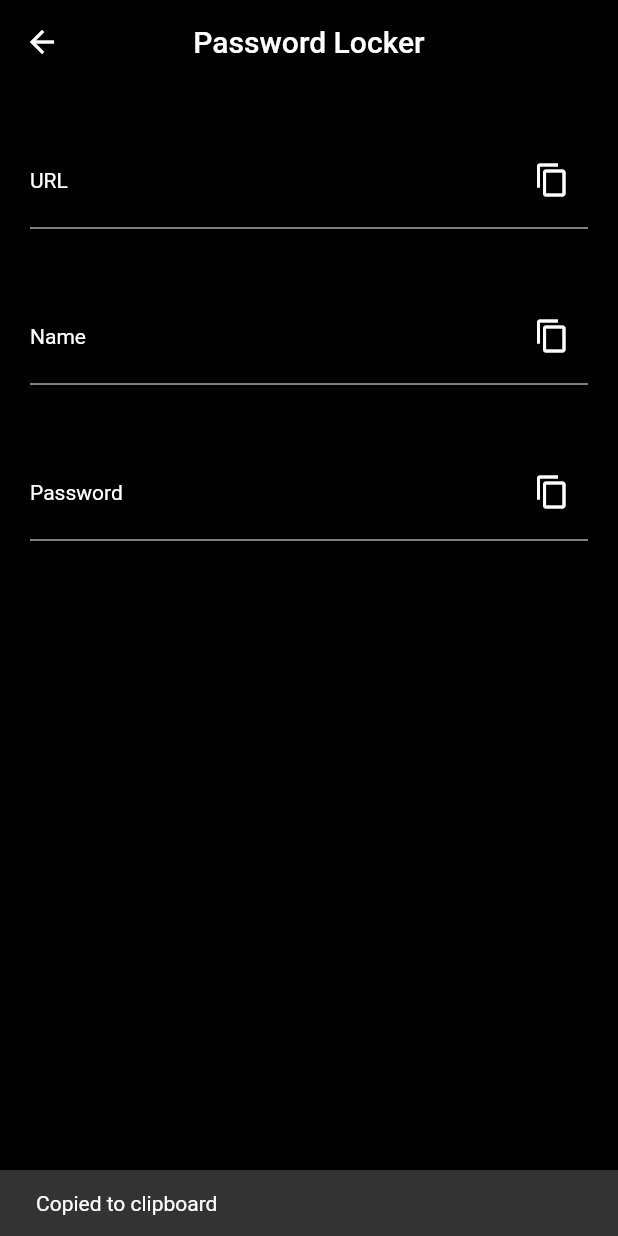
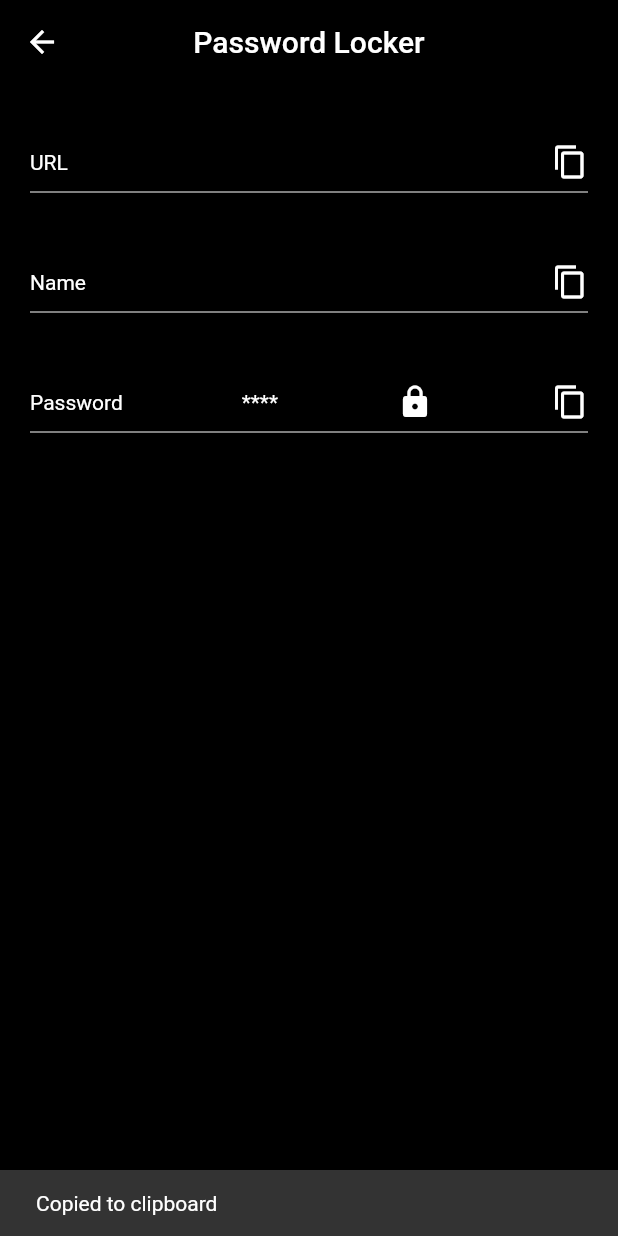
Before and after one commit to O-masny/bindworks_exmpl, a Flutter app: the DetailPage screen opened by its route, after a tap on the "content copy" icon, on a phone screen of 412 x 824 dp. Run offline on Flutter 3.47's test engine with Material 2 defaults, Android fonts, the phone set to English and light mode, and no system bars; our stand-ins replace flutter_secure_storage, hive, hive_flutter; accounts and stored records are empty.

Commit message:
functional changes + dartfix

```diff
--- a/lib/components/add_form.dart
+++ b/lib/components/add_form.dart
@@ -1,7 +1,6 @@
 import 'package:bindworks_exmpl/components/submit_button.dart';
 import 'package:bindworks_exmpl/models/items/items.dart';
 import 'package:flutter/material.dart';
-import 'package:hive_flutter/hive_flutter.dart';
 import 'package:bindworks_exmpl/services/modal_dialog.dart';
 import '../services/storage.dart';
 import 'pages/login/login_field.dart';
@@ -67,7 +66,7 @@ class _AddFormState extends State<AddForm> {
                   child: const Text(
                     'Add new password with URL and NAME',
                     textAlign: TextAlign.center,
-                    style: const TextStyle(color: Colors.white, fontSize: 30),
+                    style: TextStyle(color: Colors.white, fontSize: 30),
                   ),
                 ),
               ),
--- /dev/null
+++ b/lib/components/pages/core_page.dart
@@ -0,0 +1,34 @@
+import 'package:flutter/material.dart';
+
+class CorePage extends StatelessWidget {
+  const CorePage(this.widget,
+      {this.title, this.floatingActionButton, this.leading, Key? key})
+      : super(key: key);
+  final String? title;
+  final Widget? leading;
+  final Widget? floatingActionButton;
+  final Widget widget;
+
+  @override
+  Widget build(BuildContext context) {
+    return Scaffold(
+      backgroundColor: Colors.black,
+      floatingActionButton: floatingActionButton,
+      appBar: AppBar(
+        backgroundColor: Colors.black,
+        centerTitle: true,
+        title: Text(
+          title ?? 'Password Locker',
+          style: const TextStyle(color: Colors.white),
+        ),
+        leading: leading,
+      ),
+      body: Padding(
+        padding: const EdgeInsets.all(20.0),
+        child: SafeArea(
+          child: widget,
+        ),
+      ),
+    );
+  }
+}
--- a/lib/components/pages/detail_page.dart
+++ b/lib/components/pages/detail_page.dart
@@ -1,8 +1,8 @@
-import 'package:bindworks_exmpl/components/pages/home_page.dart';
 import 'package:flutter/material.dart';
 import 'package:flutter/services.dart';
 
 import '../../models/items/items.dart';
+import 'core_page.dart';
 
 class DetailPage extends StatelessWidget {
   const DetailPage({Key? key, this.item}) : super(key: key);
@@ -25,6 +25,7 @@ class DetailPage extends StatelessWidget {
           DetailChip(
             title: 'Password',
             value: args?.password ?? '',
+            isPassword: true,
           )
         ],
       ),
@@ -33,22 +34,34 @@ class DetailPage extends StatelessWidget {
 }
 
 class DetailChip extends StatefulWidget {
-  const DetailChip({Key? key, this.title, this.value}) : super(key: key);
+  const DetailChip({Key? key, this.title, this.value, this.isPassword = false})
+      : super(key: key);
   final String? title;
   final String? value;
+  final bool isPassword;
 
   @override
   State<DetailChip> createState() => _DetailChipState();
 }
 
 class _DetailChipState extends State<DetailChip> {
+  void _toggle() {
+    setState(() {
+      isTapped = !isTapped;
+    });
+  }
+
+  bool isTapped = false;
+
   @override
   Widget build(BuildContext context) {
     Future<void> _copyToClipboard(BuildContext context) async {
       await Clipboard.setData(ClipboardData(text: widget.value));
-      ScaffoldMessenger.of(context).showSnackBar(const SnackBar(
-        content: Text('Copied to clipboard'),
-      ));
+      ScaffoldMessenger.of(context).showSnackBar(
+        const SnackBar(
+          content: Text('Copied to clipboard'),
+        ),
+      );
     }
 
     return Padding(
@@ -63,15 +76,28 @@ class _DetailChipState extends State<DetailChip> {
                 style: const TextStyle(color: Colors.white),
               ),
               Text(
-                widget.value ?? '',
+                widget.isPassword && !isTapped ? '****' : widget.value ?? '',
                 style: const TextStyle(color: Colors.white),
               ),
-              IconButton(
-                  onPressed: () => _copyToClipboard(context),
-                  icon: const Icon(
+              GestureDetector(
+                onTap: () => setState(
+                  () {
+                    widget.isPassword ? _toggle() : _copyToClipboard(context);
+                  },
+                ),
+                child: Icon(
+                  widget.isPassword ? Icons.lock : Icons.copy,
+                  color: Colors.white,
+                ),
+              ),
+              if (widget.isPassword)
+                GestureDetector(
+                  onTap: () => _copyToClipboard(context),
+                  child: const Icon(
                     Icons.copy,
                     color: Colors.white,
-                  ))
+                  ),
+                ),
             ],
           ),
           const Divider(
@@ -80,6 +106,5 @@ class _DetailChipState extends State<DetailChip> {
         ],
       ),
     );
-    ;
   }
 }
--- a/lib/components/pages/home_page.dart
+++ b/lib/components/pages/home_page.dart
@@ -1,7 +1,5 @@
 import 'package:bindworks_exmpl/models/user/user.dart';
-import 'package:flutter/cupertino.dart';
 import 'package:flutter/material.dart';
-import 'package:hive_flutter/adapters.dart';
 
 import '../../models/items/items.dart';
 import '../../services/storage.dart';
@@ -42,18 +40,20 @@ class _HomePageState extends State<HomePage> {
     super.dispose();
   }
 
+  static const TextStyle classic_style =
+  TextStyle(color: Colors.white, fontSize: 16);
+
   @override
   Widget build(BuildContext context) {
-    Widget floationButton = FloatingActionButton(
-      backgroundColor: Colors.white,
-      foregroundColor: Colors.black,
-      onPressed: () {
-        Navigator.pushNamed(context, '/addForm');
-      },
-      child: const Icon(Icons.add),
-    );
     return Scaffold(
-      floatingActionButton: floationButton,
+      floatingActionButton: FloatingActionButton(
+        backgroundColor: Colors.white,
+        foregroundColor: Colors.black,
+        onPressed: () {
+          Navigator.pushNamed(context, '/addForm');
+        },
+        child: const Icon(Icons.add),
+      ),
       backgroundColor: Colors.black,
       appBar: AppBar(
         title: const Text(
@@ -61,11 +61,7 @@ class _HomePageState extends State<HomePage> {
           textAlign: TextAlign.center,
         ),
         leading: Center(
-          child: Text(
-            name,
-            style: const TextStyle(
-                color: Colors.white, fontWeight: FontWeight.w700, fontSize: 16),
-          ),
+          child: Text(name, style: classic_style),
         ),
         backgroundColor: Colors.black,
         centerTitle: true,
@@ -76,7 +72,7 @@ class _HomePageState extends State<HomePage> {
             items.isNotEmpty
                 ? 'Your saved data'
                 : 'Save your data for later usage!',
-            style: TextStyle(color: Colors.white, fontSize: 25),
+            style: classic_style,
             textAlign: TextAlign.center,
           ),
           const SizedBox(height: 40),
@@ -88,12 +84,10 @@ class _HomePageState extends State<HomePage> {
               }
               if (snapshot.hasData) {
                 return ListView.builder(
-                  padding: EdgeInsets.symmetric(horizontal: 20),
                   shrinkWrap: true,
                   itemCount: snapshot.data.length,
-                  itemBuilder: (_, index) => ItemRow(
-                    snapshot.data[index],
-                  ),
+                  itemBuilder: (_, index) =>
+                      ItemRow(snapshot.data[index], index),
                 );
               }
               return Container();
@@ -104,36 +98,3 @@ class _HomePageState extends State<HomePage> {
     );
   }
 }
-
-class CorePage extends StatelessWidget {
-  CorePage(this.widget,
-      {this.title, this.floatingActionButton, this.leading, Key? key})
-      : super(key: key);
-  final String? title;
-  final Widget? leading;
-  final Widget? floatingActionButton;
-  final Widget widget;
-
-  @override
-  Widget build(BuildContext context) {
-    return Scaffold(
-      backgroundColor: Colors.black,
-      floatingActionButton: floatingActionButton,
-      appBar: AppBar(
-        backgroundColor: Colors.black,
-        centerTitle: true,
-        title: Text(
-          title ?? 'Password Locker',
-          style: TextStyle(color: Colors.white),
-        ),
-        leading: leading,
-      ),
-      body: Padding(
-        padding: const EdgeInsets.all(20.0),
-        child: SafeArea(
-          child: widget,
-        ),
-      ),
-    );
-  }
-}
--- a/pubspec.yaml
+++ b/pubspec.yaml
@@ -38,7 +38,6 @@ dependencies:
   flutter_secure_storage: ^7.0.1
   built_value_generator: ^8.4.2
   hive_generator: ^1.1.1
-  uuid: ^3.0.7
 dev_dependencies:
   flutter_test:
     sdk: flutter
```
Also changed, not shown: lib/components/single_item_row.dart (+11 -22 lines), lib/services/storage.dart (+0 -19 lines), pubspec.lock.
